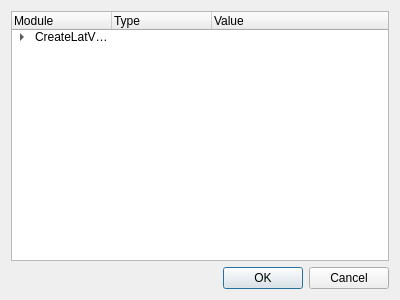
SCIInstitute/SCIRun, file src/Interface/Application/StateViewer.ui: the form before one commit.
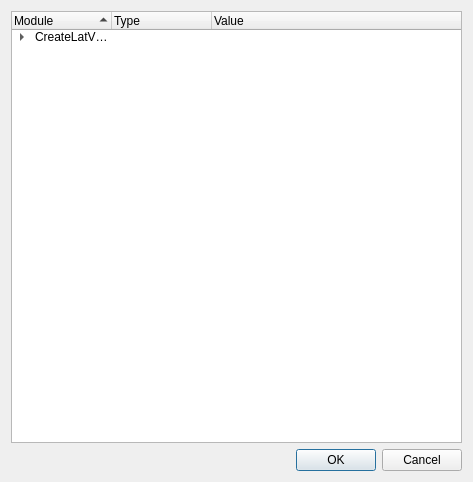
The form after the commit.

Commit message: Modules listed

What changed in the file:
```diff
--- a/src/Interface/Application/StateViewer.ui
+++ b/src/Interface/Application/StateViewer.ui
@@ -6,16 +6,35 @@
    <rect>
     <x>0</x>
     <y>0</y>
-    <width>400</width>
-    <height>300</height>
+    <width>473</width>
+    <height>482</height>
    </rect>
   </property>
+  <property name="minimumSize">
+   <size>
+    <width>450</width>
+    <height>450</height>
+   </size>
+  </property>
   <property name="windowTitle">
    <string>State Viewer</string>
   </property>
   <layout class="QGridLayout" name="gridLayout">
-   <item row="0" column="0">
-    <widget class="QTreeWidget" name="treeWidget">
+   <item row="2" column="0">
+    <widget class="QDialogButtonBox" name="buttonBox">
+     <property name="orientation">
+      <enum>Qt::Horizontal</enum>
+     </property>
+     <property name="standardButtons">
+      <set>QDialogButtonBox::Cancel|QDialogButtonBox::Ok</set>
+     </property>
+    </widget>
+   </item>
+   <item row="1" column="0">
+    <widget class="QTreeWidget" name="stateTreeWidget_">
+     <property name="sortingEnabled">
+      <bool>true</bool>
+     </property>
      <column>
       <property name="text">
        <string>Module</string>
@@ -77,16 +96,6 @@
      </item>
     </widget>
    </item>
-   <item row="1" column="0">
-    <widget class="QDialogButtonBox" name="buttonBox">
-     <property name="orientation">
-      <enum>Qt::Horizontal</enum>
-     </property>
-     <property name="standardButtons">
-      <set>QDialogButtonBox::Cancel|QDialogButtonBox::Ok</set>
-     </property>
-    </widget>
-   </item>
   </layout>
  </widget>
  <resources/>
```
Left out of the diff: 22 changed lines with no effect on the pictures. The commit also changes 1 other file.
